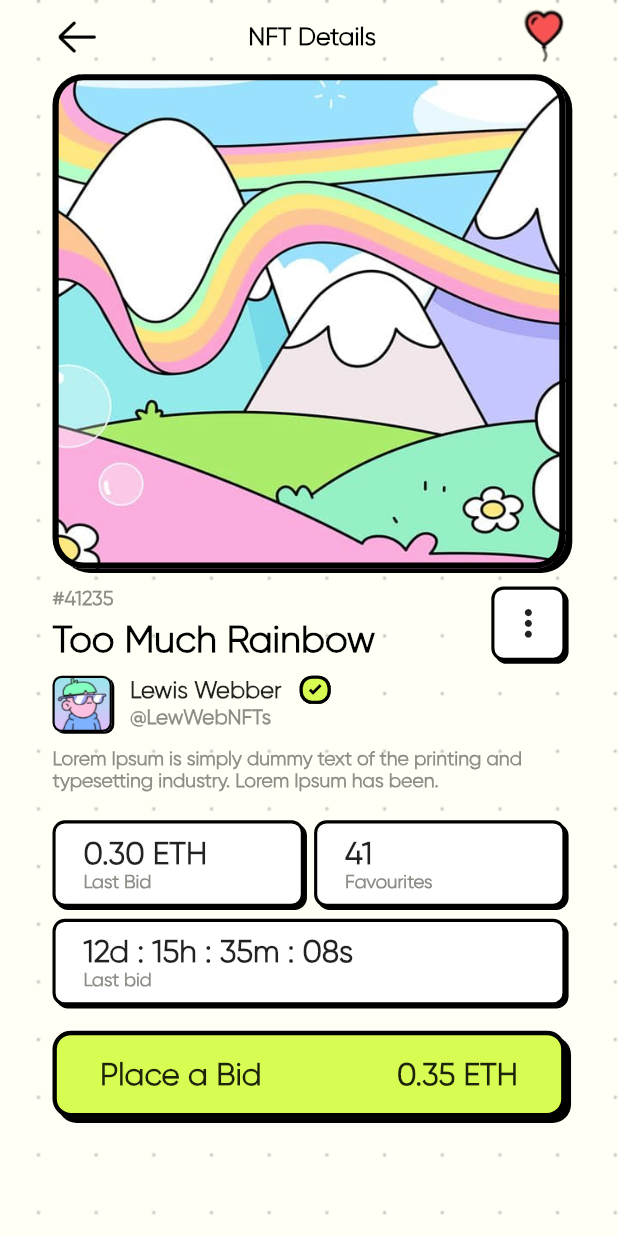
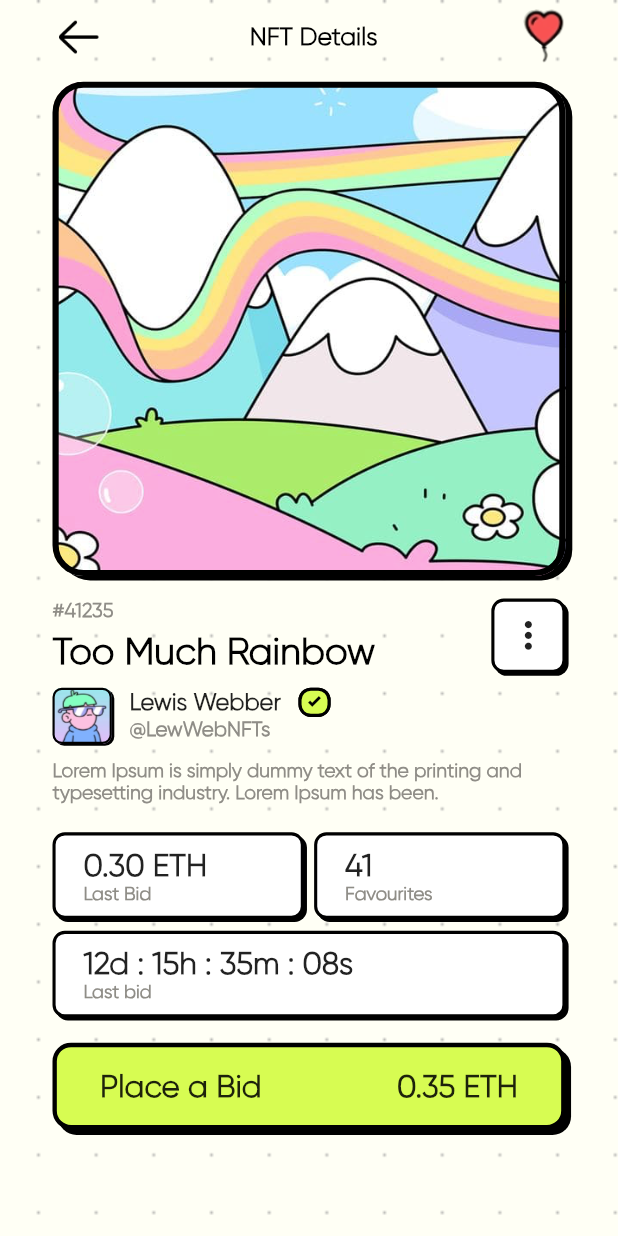
Before and after one commit to oberdancunha/flutter-neubrutalism-nft-marketplace, a Flutter app: the screen it shows after launch, on a phone screen of 412 x 824 dp. Run offline on Flutter 3.47's test engine with Material 2 defaults, Android fonts, the phone set to English and light mode, and no system bars; project files that could hold a hidden picture were left out.

Commit message:
Adjust layout size.

```diff
--- a/lib/components/main_title_bar_widget.dart
+++ b/lib/components/main_title_bar_widget.dart
@@ -11,7 +11,7 @@ class MainTitleBarWidget extends StatelessWidget {
           children: [
             Image.asset(
               'assets/images/arrow_back.png',
-              width: MediaQuery.sizeOf(context).width * 0.08,
+              width: MediaQuery.sizeOf(context).width * 0.085,
             ),
             Text(
               'NFT Details',
--- a/lib/components/user/user_checked_widget.dart
+++ b/lib/components/user/user_checked_widget.dart
@@ -9,8 +9,8 @@ class UserCheckedWidget extends StatelessWidget {
   @override
   Widget build(BuildContext context) => LayoutBuilder(
         builder: (_, constraints) => UIContainer(
-          height: constraints.maxHeight * 0.5,
-          width: MediaQuery.sizeOf(context).width * 0.05,
+          height: constraints.maxHeight * 0.52,
+          width: MediaQuery.sizeOf(context).width * 0.052,
           radius: MediaQuery.sizeOf(context).width * 0.02,
           borderWidth: MediaQuery.sizeOf(context).width * 0.005,
           shadow: Offset.zero,
--- a/lib/home_page.dart
+++ b/lib/home_page.dart
@@ -21,8 +21,9 @@ class HomePage extends StatelessWidget {
               child: Column(
                 children: [
                   MainTitleBarWidget(),
+                  SizedBox(height: 5),
                   RainbowImageWidget(),
-                  SizedBox(height: 12),
+                  SizedBox(height: 15),
                   Column(
                     crossAxisAlignment: CrossAxisAlignment.start,
                     children: [
```
